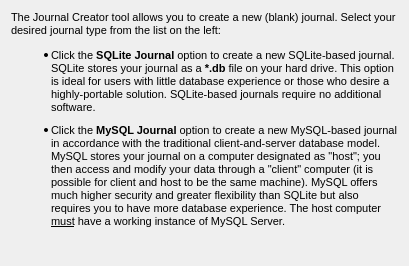
Old version of the form ui/journalcreatorcoverpage.ui in the repository pwizard2/robojournal.
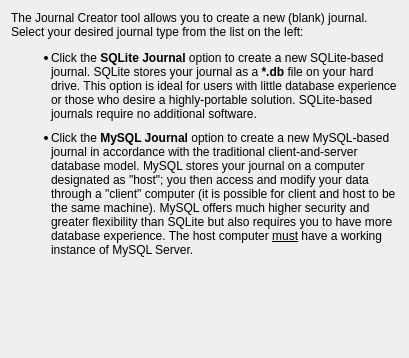
New version of the form.

Commit message: improved SQLite error handling

What changed in the file:
```diff
--- a/ui/journalcreatorcoverpage.ui
+++ b/ui/journalcreatorcoverpage.ui
@@ -7,7 +7,7 @@
     <x>0</x>
     <y>0</y>
     <width>409</width>
-    <height>266</height>
+    <height>358</height>
    </rect>
   </property>
   <property name="windowTitle">
@@ -20,10 +20,10 @@
       <string>&lt;!DOCTYPE HTML PUBLIC &quot;-//W3C//DTD HTML 4.0//EN&quot; &quot;http://www.w3.org/TR/REC-html40/strict.dtd&quot;&gt;
 &lt;html&gt;&lt;head&gt;&lt;meta name=&quot;qrichtext&quot; content=&quot;1&quot; /&gt;&lt;style type=&quot;text/css&quot;&gt;
 p, li { white-space: pre-wrap; }
-&lt;/style&gt;&lt;/head&gt;&lt;body style=&quot; font-family:'MS Shell Dlg 2'; font-size:8.25pt; font-weight:400; font-style:normal;&quot;&gt;
-&lt;p style=&quot; margin-top:12px; margin-bottom:12px; margin-left:0px; margin-right:0px; -qt-block-indent:0; text-indent:0px;&quot;&gt;&lt;span style=&quot; font-size:8pt;&quot;&gt;The Journal Creator tool allows you to create a new (blank) journal. Select your desired journal type from the list on the left:&lt;/span&gt;&lt;/p&gt;
-&lt;ul style=&quot;margin-top: 0px; margin-bottom: 0px; margin-left: 0px; margin-right: 0px; -qt-list-indent: 1;&quot;&gt;&lt;li style=&quot; font-size:8pt;&quot; style=&quot; margin-top:12px; margin-bottom:10px; margin-left:0px; margin-right:0px; -qt-block-indent:0; text-indent:0px;&quot;&gt;Click the &lt;span style=&quot; font-weight:600;&quot;&gt;SQLite Journal&lt;/span&gt; option to create a new SQLite-based journal. SQLite stores your journal as a &lt;span style=&quot; font-weight:600;&quot;&gt;*.db&lt;/span&gt; file on your hard drive. This option is ideal for users with little database experience or those who desire a highly-portable solution. SQLite-based journals require no additional software.&lt;/li&gt;
-&lt;li style=&quot; font-size:8pt;&quot; style=&quot; margin-top:0px; margin-bottom:12px; margin-left:0px; margin-right:0px; -qt-block-indent:0; text-indent:0px;&quot;&gt;Click the &lt;span style=&quot; font-weight:600;&quot;&gt;MySQL Journal&lt;/span&gt; option to create a new MySQL-based journal in accordance with the traditional client-and-server database model. MySQL stores your journal on a computer designated as &amp;quot;host&amp;quot;; you then access and modify your data through a &amp;quot;client&amp;quot; computer (it is possible for client and host to be the same machine). MySQL offers much higher security and greater flexibility than SQLite but also requires you to have more database experience. The host computer &lt;span style=&quot; text-decoration: underline;&quot;&gt;must&lt;/span&gt; have a working instance of MySQL Server.&lt;/li&gt;&lt;/ul&gt;&lt;/body&gt;&lt;/html&gt;</string>
+&lt;/style&gt;&lt;/head&gt;&lt;body&gt;
+&lt;p style=&quot; margin-top:12px; margin-bottom:12px; margin-left:0px; margin-right:0px; -qt-block-indent:0; text-indent:0px;&quot;&gt;The Journal Creator tool allows you to create a new (blank) journal. Select your desired journal type from the list on the left:&lt;/p&gt;
+&lt;ul style=&quot;margin-top: 0px; margin-bottom: 0px; margin-left: 0px; margin-right: 0px; -qt-list-indent: 1;&quot;&gt;&lt;li  style=&quot; margin-top:12px; margin-bottom:10px; margin-left:0px; margin-right:0px; -qt-block-indent:0; text-indent:0px;&quot;&gt;Click the &lt;span style=&quot; font-weight:600;&quot;&gt;SQLite Journal&lt;/span&gt; option to create a new SQLite-based journal. SQLite stores your journal as a &lt;span style=&quot; font-weight:600;&quot;&gt;*.db&lt;/span&gt; file on your hard drive. This option is ideal for users with little database experience or those who desire a highly-portable solution. SQLite-based journals require no additional software.&lt;/li&gt;
+&lt;li  style=&quot; margin-top:0px; margin-bottom:12px; margin-left:0px; margin-right:0px; -qt-block-indent:0; text-indent:0px;&quot;&gt;Click the &lt;span style=&quot; font-weight:600;&quot;&gt;MySQL Journal&lt;/span&gt; option to create a new MySQL-based journal in accordance with the traditional client-and-server database model. MySQL stores your journal on a computer designated as &amp;quot;host&amp;quot;; you then access and modify your data through a &amp;quot;client&amp;quot; computer (it is possible for client and host to be the same machine). MySQL offers much higher security and greater flexibility than SQLite but also requires you to have more database experience. The host computer &lt;span style=&quot; text-decoration: underline;&quot;&gt;must&lt;/span&gt; have a working instance of MySQL Server.&lt;/li&gt;&lt;/ul&gt;&lt;/body&gt;&lt;/html&gt;</string>
      </property>
      <property name="wordWrap">
       <bool>true</bool>
@@ -38,7 +38,7 @@
      <property name="sizeHint" stdset="0">
       <size>
        <width>20</width>
-       <height>10</height>
+       <height>1</height>
       </size>
      </property>
     </spacer>
```
The commit also changes 5 other files.
